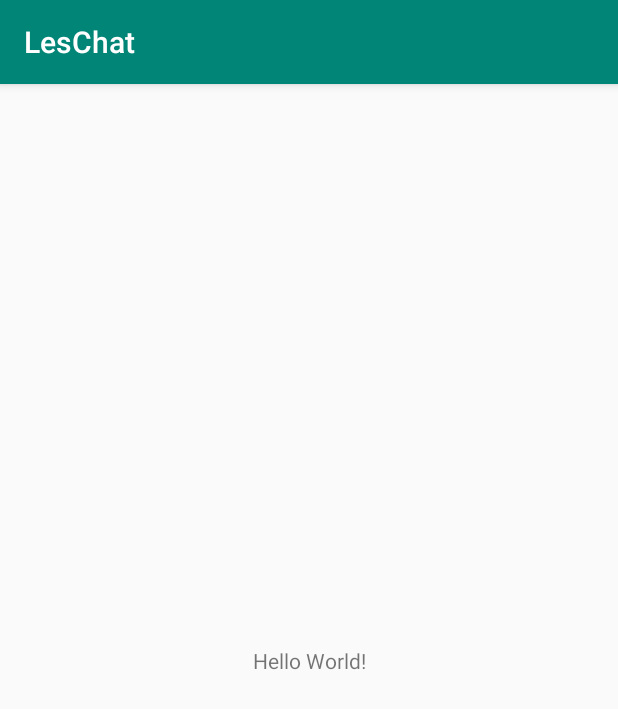
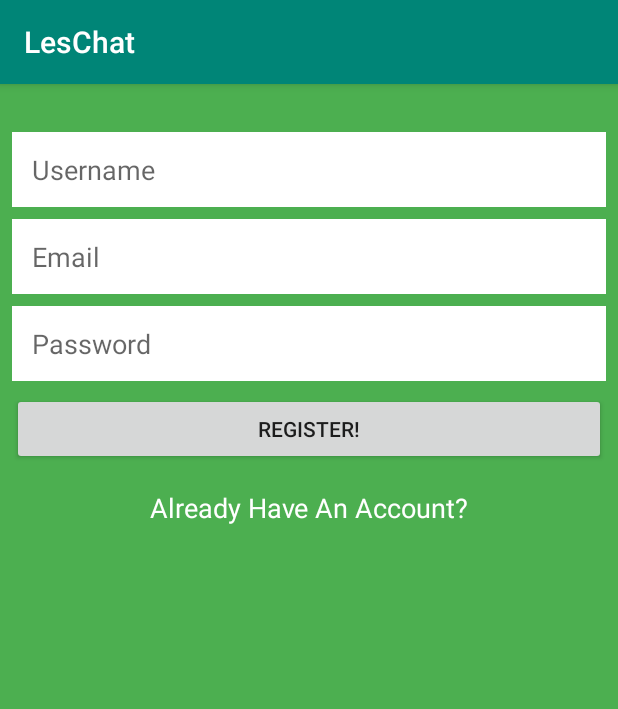
Before and after one commit to Elementonium/LesChat, an Android app: the screen it shows after launch (MainActivity), on a phone screen of 412 x 824 dp. Shown: the top 709 px of the screen. Run offline under Robolectric (Android 15) with nearby library versions, the phone set to English and light mode, and no system bars.

Commit message:
Login/Register UI created. OnclickListner for "already have an account" is not yet implemented

```diff
--- a/app/src/main/AndroidManifest.xml
+++ b/app/src/main/AndroidManifest.xml
@@ -16,6 +16,11 @@
                 <category android:name="android.intent.category.LAUNCHER"/>
             </intent-filter>
         </activity>
+
+        <activity android:name=".LoginActivity">
+
+
+        </activity>
     </application>
 
 </manifest>
--- a/app/src/main/java/com/les/chat/MainActivity.kt
+++ b/app/src/main/java/com/les/chat/MainActivity.kt
@@ -2,11 +2,21 @@ package com.les.chat
 
 import android.support.v7.app.AppCompatActivity
 import android.os.Bundle
+import kotlinx.android.synthetic.main.activity_main.*
 
 class MainActivity : AppCompatActivity() {
 
     override fun onCreate(savedInstanceState: Bundle?) {
         super.onCreate(savedInstanceState)
         setContentView(R.layout.activity_main)
+
+        register_button_register.setOnClickListener {
+        val email = email_edittext_register.text.toString()
+        val password = password_edittext_login.text.toString()
+        }
+        already_have_account_text_view.setOnClickListener{
+            intent
+        }
+
     }
 }
--- a/app/src/main/res/layout/activity_main.xml
+++ b/app/src/main/res/layout/activity_main.xml
@@ -5,15 +5,59 @@
         xmlns:app="http://schemas.android.com/apk/res-auto"
         android:layout_width="match_parent"
         android:layout_height="match_parent"
-        tools:context=".MainActivity">
-
+        tools:context=".MainActivity" android:background="#4CAF50">
+    <EditText
+            android:layout_width="0dp"
+            android:layout_height="50dp"
+            android:inputType="textPersonName"
+            android:ems="10"
+            android:id="@+id/username_edittext_login"
+            android:paddingLeft="13dp"
+            android:paddingRight="13dp"
+            android:background="@android:color/background_light" android:textColor="@android:color/background_dark"
+            app:layout_constraintEnd_toEndOf="parent"
+            app:layout_constraintStart_toStartOf="parent" android:layout_marginTop="32dp"
+            app:layout_constraintTop_toTopOf="parent" android:layout_marginStart="8dp" android:layout_marginEnd="8dp"
+            android:hint="Username" />
+    <EditText
+            android:layout_width="0dp"
+            android:layout_height="50dp"
+            android:inputType="textEmailAddress"
+            android:ems="10"
+            android:id="@+id/email_edittext_register"
+            android:paddingLeft="13dp"
+            android:paddingRight="13dp"
+            app:layout_constraintStart_toStartOf="@+id/username_edittext_login"
+            android:layout_marginTop="8dp" app:layout_constraintTop_toBottomOf="@+id/username_edittext_login"
+            app:layout_constraintEnd_toEndOf="@+id/username_edittext_login" android:background="@android:color/background_light"
+            android:textColor="@android:color/background_dark" android:hint="Email"/>
+    <EditText
+            android:layout_width="0dp"
+            android:layout_height="50dp"
+            android:inputType="textPassword"
+            android:ems="10"
+            android:id="@+id/password_edittext_login"
+            android:paddingLeft="13dp"
+            android:paddingRight="13dp"
+            app:layout_constraintEnd_toEndOf="@+id/email_edittext_register"
+            app:layout_constraintStart_toStartOf="@+id/email_edittext_register"
+            android:layout_marginTop="8dp" app:layout_constraintTop_toBottomOf="@+id/email_edittext_register"
+            android:background="@android:color/background_light" android:hint="Password"
+            android:textColor="@android:color/background_dark"/>
+    <Button
+            android:text="Register!"
+            android:layout_width="0dp"
+            android:layout_height="wrap_content"
+            android:id="@+id/register_button_register" app:layout_constraintEnd_toEndOf="@+id/password_edittext_login"
+            app:layout_constraintStart_toStartOf="@+id/password_edittext_login"
+            android:layout_marginTop="8dp"
+            app:layout_constraintTop_toBottomOf="@+id/password_edittext_login"/>
     <TextView
+            android:text="Already Have An Account?"
             android:layout_width="wrap_content"
             android:layout_height="wrap_content"
-            android:text="Hello World!"
-            app:layout_constraintBottom_toBottomOf="parent"
-            app:layout_constraintLeft_toLeftOf="parent"
-            app:layout_constraintRight_toRightOf="parent"
-            app:layout_constraintTop_toTopOf="parent"/>
-
+            android:id="@+id/already_have_account_text_view" app:layout_constraintEnd_toEndOf="@+id/register_button_register"
+            app:layout_constraintStart_toStartOf="@+id/register_button_register"
+            app:layout_constraintTop_toBottomOf="@+id/register_button_register" android:layout_marginTop="16dp"
+            android:textColor="@android:color/background_light" android:textSize="18sp"/>
 </android.support.constraint.ConstraintLayout>
```
Also changed, not shown: app/src/main/java/com/les/chat/LoginActivity.kt (added, +12 -0 lines), app/src/main/res/layout/activity_login.xml (added, +42 -0 lines).
